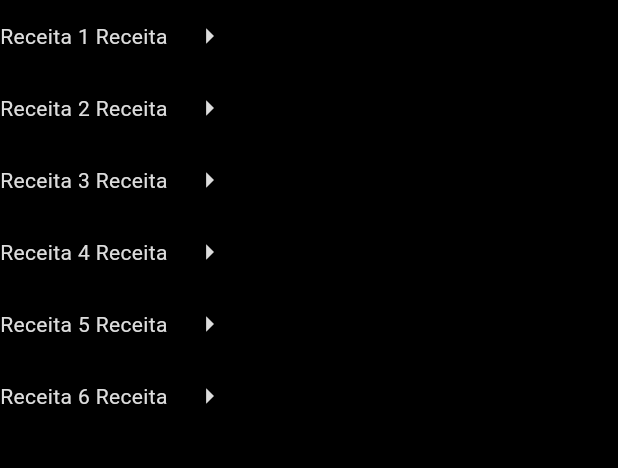
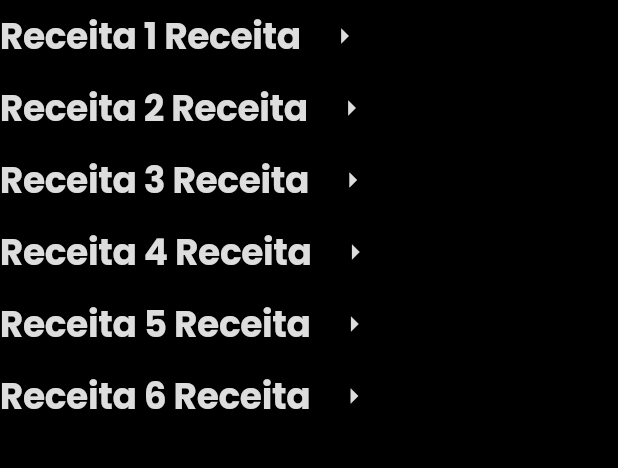
Before and after one commit to andersonstack/receitas, a Flutter app: the screen it shows after launch, on a phone screen of 412 x 824 dp, the part 84-552 px from its top. Run offline on Flutter 3.47's test engine with Material 3 defaults, Android fonts, the phone set to English and light mode, and no system bars; our stand-ins replace flutter_hooks, google_fonts.

Commit message:
style: applying stylized fonts

```diff
--- a/lib/main.dart
+++ b/lib/main.dart
@@ -54,6 +54,7 @@ class Home extends HookWidget {
                 children: [
                   Text(
                     "Receita ${rota[rota.length - 1]} ${rota.replaceAll(rota, "Receita ")}",
+                    style: Theme.of(context).textTheme.displayLarge,
                   ),
                   IconButton(
                     onPressed: () {
--- a/lib/styles/theme_data.dart
+++ b/lib/styles/theme_data.dart
@@ -1,4 +1,5 @@
 import 'package:flutter/material.dart';
+import 'package:google_fonts/google_fonts.dart';
 
 class MyStyles {
   static ThemeData aplyTheme() {
@@ -17,6 +18,28 @@ class MyStyles {
         onBackground: Color(0xFFFF8658),
       ),
       scaffoldBackgroundColor: Colors.black,
+      textTheme: TextTheme(
+        displayLarge: TextStyle(
+          fontFamily: GoogleFonts.poppins().fontFamily,
+          fontWeight: FontWeight.bold,
+          fontSize: 24.0,
+        ),
+        displayMedium: TextStyle(
+          fontFamily: GoogleFonts.poppins().fontFamily,
+          fontWeight: FontWeight.normal,
+          fontSize: 20.0,
+        ),
+        bodyLarge: TextStyle(
+          fontFamily: GoogleFonts.poppins().fontFamily,
+          fontWeight: FontWeight.bold,
+          fontSize: 18.0,
+        ),
+        bodyMedium: TextStyle(
+          fontFamily: GoogleFonts.poppins().fontFamily,
+          fontWeight: FontWeight.normal,
+          fontSize: 15.0,
+        ),
+      ),
     );
   }
 }
```
